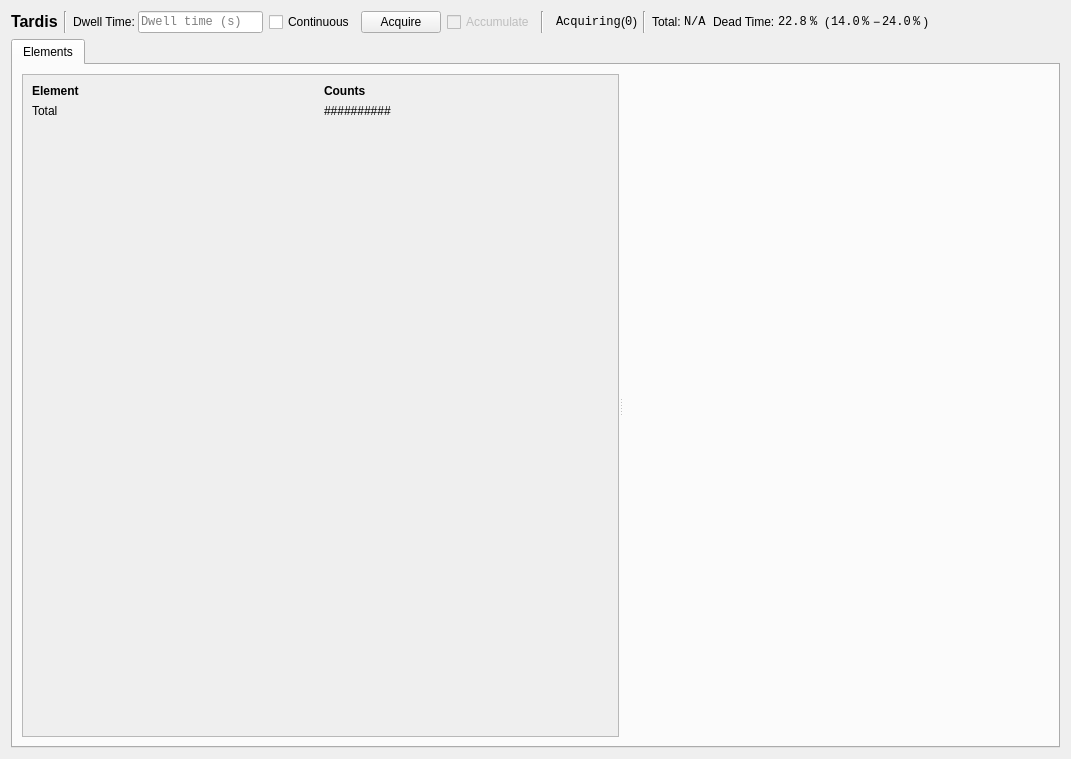
Old version of the form src/firefly/xrf_detector.ui in the repository spc-group/haven.
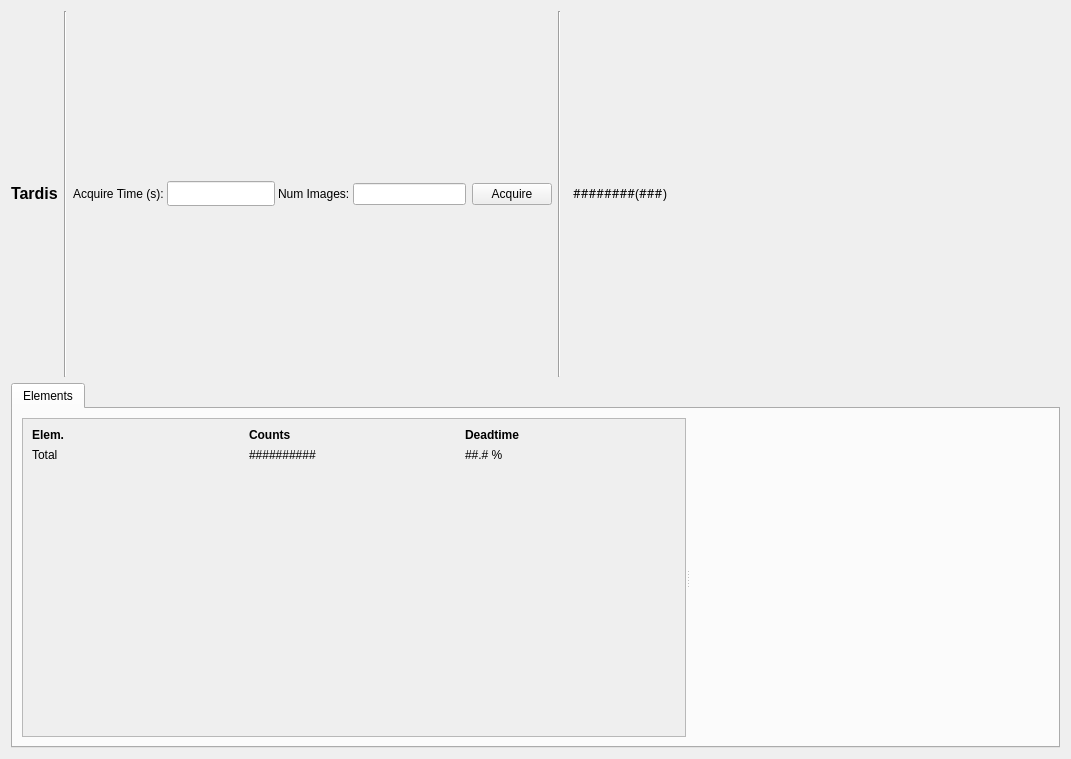
New version of the form. Custom widgets are drawn as their Qt base class.

Commit message: New widgets for each xrf element.

What changed in the file:
```diff
--- a/src/firefly/xrf_detector.ui
+++ b/src/firefly/xrf_detector.ui
@@ -69,7 +69,7 @@
        <item>
         <widget class="QLabel" name="label_14">
          <property name="text">
-          <string>Dwell Time:</string>
+          <string>Acquire Time (s):</string>
          </property>
         </widget>
        </item>
@@ -83,7 +83,7 @@
          </property>
          <property name="font">
           <font>
-           <family>Monospace</family>
+           <family>Sans Serif</family>
           </font>
          </property>
          <property name="toolTip">
@@ -93,31 +93,35 @@
           <string/>
          </property>
          <property name="placeholderText">
-          <string>Dwell time (s)</string>
+          <string/>
          </property>
          <property name="showUnits" stdset="0">
           <bool>true</bool>
          </property>
          <property name="channel" stdset="0">
-          <string>haven://${DEV}.dwell_time</string>
+          <string>haven://${DEV}.drv.acquire_time</string>
+         </property>
+        </widget>
+       </item>
+       <item>
+        <widget class="QLabel" name="label_3">
+         <property name="text">
+          <string>Num Images:</string>
+         </property>
+        </widget>
+       </item>
+       <item>
+        <widget class="PyDMLineEdit" name="PyDMLineEdit_2">
+         <property name="toolTip">
+          <string/>
+         </property>
+         <property name="channel" stdset="0">
+          <string>haven://${DEV}.drv.num_images</string>
          </property>
         </widget>
        </item>
       </layout>
      </item>
-     <item>
-      <widget class="PyDMCheckbox" name="continuous_checkbox">
-       <property name="toolTip">
-        <string>Acquire frames continuously and display them on the plot.</string>
-       </property>
-       <property name="text">
-        <string>Continuous</string>
-       </property>
-       <property name="channel" stdset="0">
-        <string>haven://${DEV}.acquire_multiple</string>
-       </property>
-      </widget>
-     </item>
      <item>
       <widget class="PyDMPushButton" name="oneshot_button">
        <property name="toolTip">
@@ -134,19 +138,6 @@
        </property>
       </widget>
      </item>
-     <item>
-      <widget class="QCheckBox" name="accumulate_checkbox">
-       <property name="enabled">
-        <bool>false</bool>
-       </property>
-       <property name="toolTip">
-        <string>If checked, successive frames will be added together, if unchecked, each acquisition will be a new frame.</string>
-       </property>
-       <property name="text">
-        <string>Accumulate</string>
-       </property>
-      </widget>
-     </item>
      <item>
       <widget class="Line" name="line_2">
        <property name="orientation">
@@ -172,14 +163,14 @@
          </property>
          <property name="font">
           <font>
-           <family>Monospace</family>
+           <family>Sans Serif</family>
           </font>
          </property>
          <property name="toolTip">
           <string>Currest status of the detector.</string>
          </property>
          <property name="text">
-          <string>Acquiring</string>
+          <string>########</string>
          </property>
          <property name="precision" stdset="0">
           <number>0</number>
@@ -215,7 +206,7 @@
         <widget class="PyDMLabel" name="PyDMLabel_33">
          <property name="font">
           <font>
-           <family>Monospace</family>
+           <family>Sans Serif</family>
           </font>
          </property>
          <property name="toolTip">
@@ -225,7 +216,7 @@
           <string notr="true">padding: 0;</string>
          </property>
          <property name="text">
-          <string>0</string>
+          <string>###</string>
          </property>
          <property name="textInteractionFlags">
           <set>Qt::TextSelectableByMouse</set>
@@ -244,285 +235,6 @@
        </item>
       </layout>
      </item>
-     <item>
-      <widget class="Line" name="line_3">
-       <property name="orientation">
-        <enum>Qt::Vertical</enum>
-       </property>
-      </widget>
-     </item>
-     <item>
-      <layout class="QHBoxLayout" name="total_layout">
-       <property name="spacing">
-        <number>3</number>
-       </property>
-       <property name="rightMargin">
-        <number>0</number>
-       </property>
-       <item>
-        <widget class="QLabel" name="label_4">
-         <property name="sizePolicy">
-          <sizepolicy hsizetype="Preferred" vsizetype="Fixed">
-           <horstretch>0</horstretch>
-           <verstretch>0</verstretch>
-          </sizepolicy>
-         </property>
-         <property name="font">
-          <font>
-           <weight>50</weight>
-           <bold>false</bold>
-          </font>
-         </property>
-         <property name="text">
-          <string>Total:</string>
-         </property>
-        </widget>
-       </item>
-       <item>
-        <widget class="PyDMLabel" name="total_counts_label">
-         <property name="sizePolicy">
-          <sizepolicy hsizetype="Preferred" vsizetype="Fixed">
-           <horstretch>0</horstretch>
-           <verstretch>0</verstretch>
-          </sizepolicy>
-         </property>
-         <property name="font">
-          <font>
-           <family>Monospace</family>
-           <pointsize>9</pointsize>
-           <weight>50</weight>
-           <bold>false</bold>
-          </font>
-         </property>
-         <property name="toolTip">
-          <string>Total number of detection events over all elements.</string>
-         </property>
-         <property name="styleSheet">
-          <string notr="true">padding: 0;</string>
-         </property>
-         <property name="text">
-          <string>N/A</string>
-         </property>
-         <property name="channel" stdset="0">
-          <string>haven://${DEV}.total_count</string>
-         </property>
-        </widget>
-       </item>
-      </layout>
-     </item>
-     <item>
-      <layout class="QHBoxLayout" name="dead_time_layout">
-       <property name="spacing">
-        <number>3</number>
-       </property>
-       <property name="leftMargin">
-        <number>0</number>
-       </property>
-       <item>
-        <widget class="QLabel" name="label_6">
-         <property name="sizePolicy">
-          <sizepolicy hsizetype="Preferred" vsizetype="Fixed">
-           <horstretch>0</horstretch>
-           <verstretch>0</verstretch>
-          </sizepolicy>
-         </property>
-         <property name="text">
-          <string>Dead Time:</string>
-         </property>
-        </widget>
-       </item>
-       <item>
-        <widget class="PyDMLabel" name="deadtime_label">
-         <property name="sizePolicy">
-          <sizepolicy hsizetype="Preferred" vsizetype="Fixed">
-           <horstretch>0</horstretch>
-           <verstretch>0</verstretch>
-          </sizepolicy>
-         </property>
-         <property name="font">
-          <font>
-           <family>Monospace</family>
-          </font>
-         </property>
-         <property name="toolTip">
-          <string>Overall dead time (in per-cent) across all elements for the last acquisition.</string>
-         </property>
-         <property name="styleSheet">
-          <string notr="true">padding: 0;</string>
-         </property>
-         <property name="text">
-          <string>22.8</string>
-         </property>
-         <property name="margin">
-          <number>0</number>
-         </property>
-         <property name="precision" stdset="0">
-          <number>2</number>
-         </property>
-         <property name="precisionFromPV" stdset="0">
-          <bool>false</bool>
-         </property>
-         <property name="channel" stdset="0">
-          <string>haven://${DEV}.dead_time_average</string>
-         </property>
-         <property name="displayFormat" stdset="0">
-          <enum>PyDMLabel::Decimal</enum>
-         </property>
-        </widget>
-       </item>
-       <item>
-        <widget class="QLabel" name="label_3">
-         <property name="sizePolicy">
-          <sizepolicy hsizetype="Preferred" vsizetype="Fixed">
-           <horstretch>0</horstretch>
-           <verstretch>0</verstretch>
-          </sizepolicy>
-         </property>
-         <property name="font">
-          <font>
-           <family>Monospace</family>
-          </font>
-         </property>
-         <property name="text">
-          <string>%</string>
-         </property>
-        </widget>
-       </item>
-      </layout>
-     </item>
-     <item>
-      <layout class="QHBoxLayout" name="dead_time_range_layout">
-       <property name="spacing">
-        <number>2</number>
-       </property>
-       <property name="rightMargin">
-        <number>0</number>
-       </property>
-       <item>
-        <widget class="QLabel" name="label_11">
-         <property name="sizePolicy">
-          <sizepolicy hsizetype="Preferred" vsizetype="Fixed">
-           <horstretch>0</horstretch>
-           <verstretch>0</verstretch>
-          </sizepolicy>
-         </property>
-         <property name="text">
-          <string>(</string>
-         </property>
-        </widget>
-       </item>
-       <item>
-        <widget class="PyDMLabel" name="dead_time_min_label">
-         <property name="sizePolicy">
-          <sizepolicy hsizetype="Preferred" vsizetype="Fixed">
-           <horstretch>0</horstretch>
-           <verstretch>0</verstretch>
-          </sizepolicy>
-         </property>
-         <property name="font">
-          <font>
-           <family>Monospace</family>
-          </font>
-         </property>
-         <property name="toolTip">
-          <string>Minimum dead time (in per-cent) across all elements for the last acquisition.</string>
-         </property>
-         <property name="styleSheet">
-          <string notr="true">padding: 0;</string>
-         </property>
-         <property name="text">
-          <string>14.0</string>
-         </property>
-         <property name="PyDMToolTip" stdset="0">
-          <string>Lowest dead time across all elements.</string>
-         </property>
-         <property name="channel" stdset="0">
-          <string>haven://${DEV}.dead_time_min</string>
-         </property>
-        </widget>
-       </item>
-       <item>
-        <widget class="QLabel" name="label_15">
-         <property name="font">
-          <font>
-           <family>Monospace</family>
-          </font>
-         </property>
-         <property name="text">
-          <string>%</string>
-         </property>
-        </widget>
-       </item>
-       <item>
-        <widget class="QLabel" name="label_12">
-         <property name="sizePolicy">
-          <sizepolicy hsizetype="Preferred" vsizetype="Fixed">
-           <horstretch>0</horstretch>
-           <verstretch>0</verstretch>
-          </sizepolicy>
-         </property>
-         <property name="text">
-          <string>−</string>
-         </property>
-        </widget>
-       </item>
-       <item>
-        <widget class="PyDMLabel" name="dead_time_max_label">
-         <property name="sizePolicy">
-          <sizepolicy hsizetype="Preferred" vsizetype="Fixed">
-           <horstretch>0</horstretch>
-           <verstretch>0</verstretch>
-          </sizepolicy>
-         </property>
-         <property name="font">
-          <font>
-           <family>Monospace</family>
-          </font>
-         </property>
-         <property name="toolTip">
-          <string>Maximum dead time (in per-cent) across all elements for the last acquisition.</string>
-         </property>
-         <property name="styleSheet">
-          <string notr="true">padding: 0;</string>
-         </property>
-         <property name="text">
-          <string>24.0</string>
-         </property>
-         <property name="PyDMToolTip" stdset="0">
-          <string>Highest dead time across all elements.</string>
-         </property>
-         <property name="channel" stdset="0">
-          <string>haven://${DEV}.dead_time_max</string>
-         </property>
-        </widget>
-       </item>
-       <item>
-        <widget class="QLabel" name="label_16">
-         <property name="font">
-          <font>
-           <family>Monospace</family>
-          </font>
-         </property>
-         <property name="text">
-          <string>%</string>
-         </property>
-        </widget>
-       </item>
-       <item>
-        <widget class="QLabel" name="label_13">
-         <property name="sizePolicy">
-          <sizepolicy hsizetype="Preferred" vsizetype="Fixed">
-           <horstretch>0</horstretch>
-           <verstretch>0</verstretch>
-          </sizepolicy>
-         </property>
-         <property name="text">
-          <string>)</string>
-         </property>
-        </widget>
-       </item>
-      </layout>
-     </item>
      <item>
       <spacer name="horizontalSpacer_2">
        <property name="orientation">
@@ -572,8 +284,8 @@
                 <rect>
                  <x>0</x>
                  <y>0</y>
-                 <width>896</width>
-                 <height>428</height>
+                 <width>687</width>
+                 <height>314</height>
                 </rect>
                </property>
                <layout class="QGridLayout" name="gridLayout">
@@ -591,20 +303,7 @@
                      </font>
                     </property>
                     <property name="text">
-                     <string>Element</string>
-                    </property>
-                   </widget>
-                  </item>
-                  <item row="0" column="1">
-                   <widget class="QLabel" name="label_2">
-                    <property name="font">
-                     <font>
-                      <weight>75</weight>
-                      <bold>true</bold>
-                     </font>
-                    </property>
-                    <property name="text">
-                     <string>Counts</string>
+                     <string>Elem.</string>
                     </property>
                    </widget>
                   </item>
@@ -622,6 +321,39 @@
                     </property>
                    </widget>
                   </item>
+                  <item row="0" column="1">
+                   <widget class="QLabel" name="label_2">
+                    <property name="font">
+                     <font>
+                      <weight>75</weight>
+                      <bold>true</bold>
+                     </font>
+                    </property>
+                    <property name="text">
+                     <string>Counts</string>
+                    </property>
+                   </widget>
+                  </item>
+                  <item row="0" column="2">
+                   <widget class="QLabel" name="label_7">
+                    <property name="font">
+                     <font>
+                      <weight>75</weight>
+                      <bold>true</bold>
+                     </font>
+                    </property>
+                    <property name="text">
+                     <string>Deadtime</string>
+                    </property>
+                   </widget>
+                  </item>
+                  <item row="1" column="2">
+                   <widget class="QLabel" name="label_8">
+                    <property name="text">
+                     <string>##.# %</string>
+                    </property>
+                   </widget>
+                  </item>
                  </layout>
                 </item>
                 <item row="3" column="0">
@@ -666,11 +398,6 @@
    <extends>QLabel</extends>
    <header>pydm.widgets.label</header>
   </customwidget>
-  <customwidget>
-   <class>PyDMCheckbox</class>
-   <extends>QCheckBox</extends>
-   <header>pydm.widgets.checkbox</header>
-  </customwidget>
   <customwidget>
    <class>PyDMLineEdit</class>
    <extends>QLineEdit</extends>
```
Left out of the diff: 25 changed lines with no effect on the pictures. The commit also changes 2 other files.
